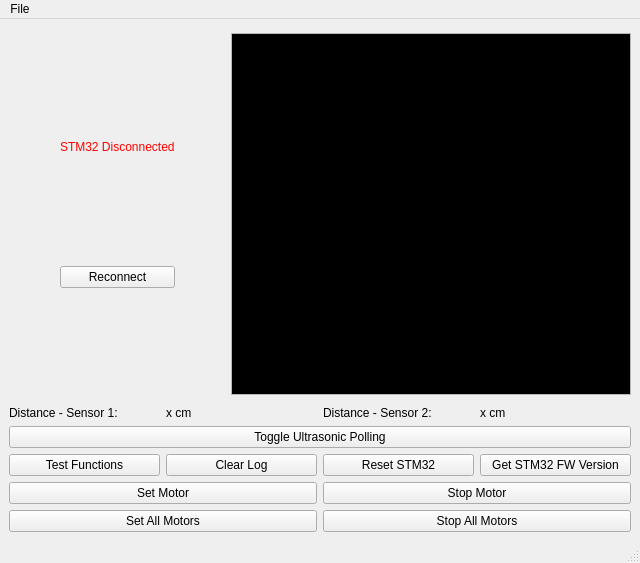
First picture: the form in mainwindow.ui, repository LeedsRaspJam/Cryptoid-Python, before the edit.
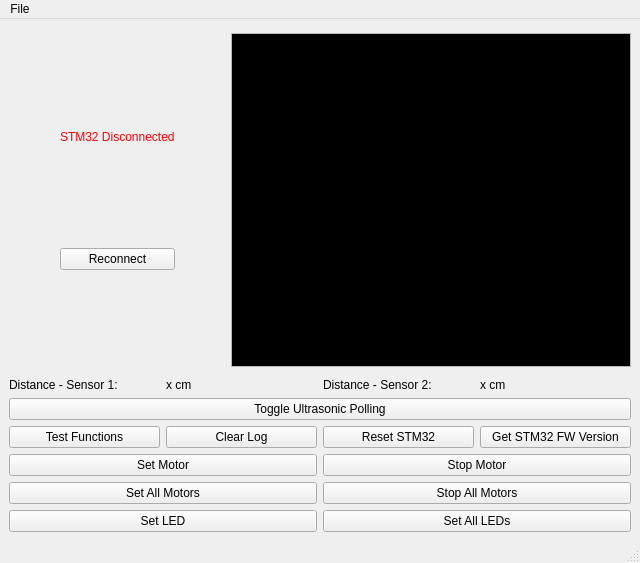
Second picture: the form after the edit.

Commit message: add led buttons

The edit to the form file:
```diff
--- a/mainwindow.ui
+++ b/mainwindow.ui
@@ -466,6 +466,27 @@
       </item>
      </layout>
     </item>
+    <item>
+     <layout class="QHBoxLayout" name="horizontalLayout_5">
+      <property name="topMargin">
+       <number>0</number>
+      </property>
+      <item>
+       <widget class="QPushButton" name="setLEDBtn">
+        <property name="text">
+         <string>Set LED</string>
+        </property>
+       </widget>
+      </item>
+      <item>
+       <widget class="QPushButton" name="allLEDBtn">
+        <property name="text">
+         <string>Set All LEDs</string>
+        </property>
+       </widget>
+      </item>
+     </layout>
+    </item>
    </layout>
   </widget>
   <widget class="QMenuBar" name="menubar">
```
The commit also changes 1 other file.
